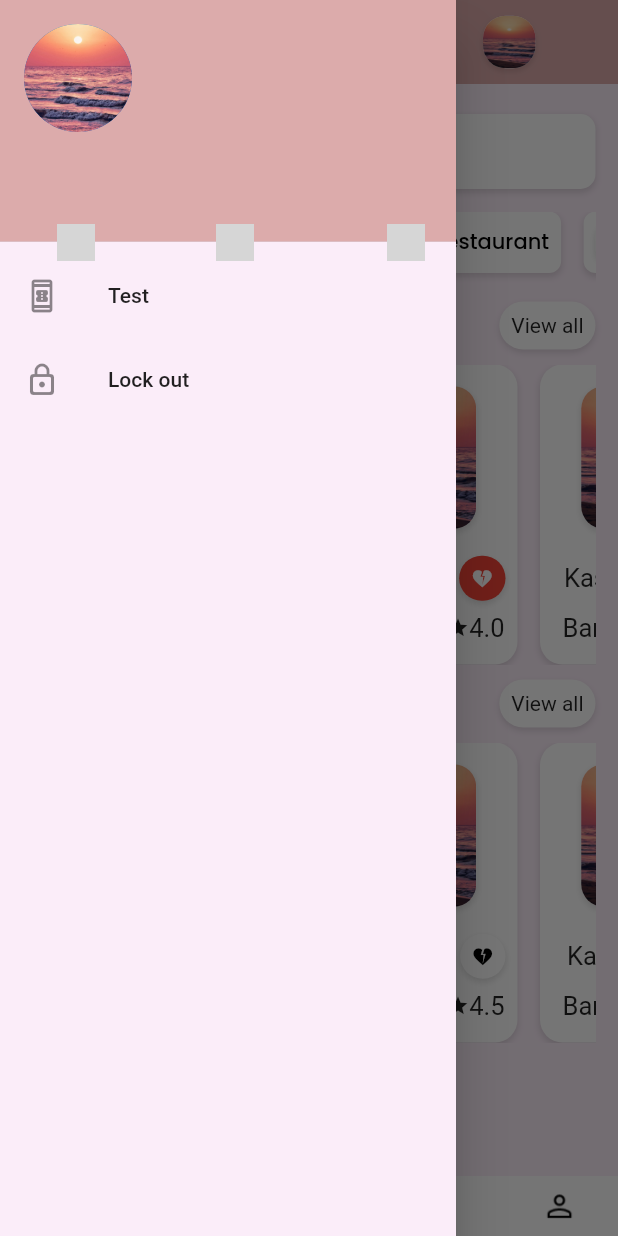
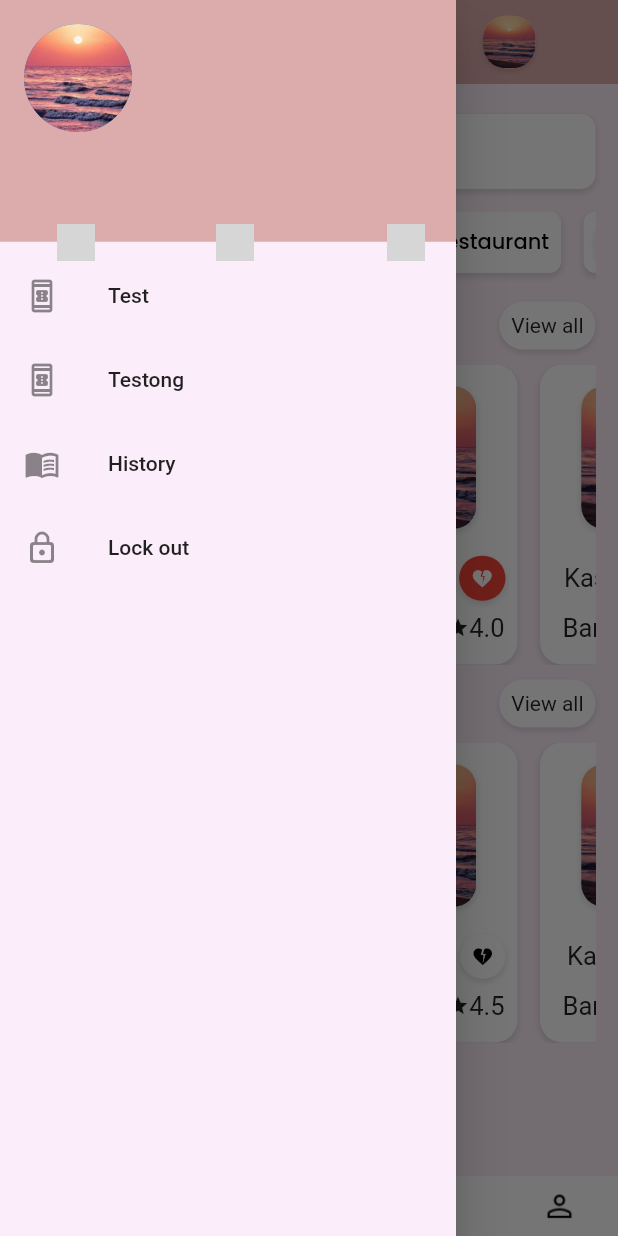
Before and after one commit to ongdulyawat/Gogotrip, a Flutter app: the HomePage screen opened directly, with the side drawer open, on a phone screen of 412 x 824 dp. Run offline on Flutter 3.47's test engine with Material 2 defaults, Android fonts, the phone set to English and light mode, and no system bars; our stand-ins replace cloud_firestore, date_picker_timeline, email_validator, firebase_auth, firebase_core, flutter_rating_bar and 5 more; accounts and stored records are empty; grey boxes are pictures that could not be loaded.

Commit message:
[fixed]: add history menu in drawer, current at home page

```diff
--- a/lib/screens/home/homepage_screen.dart
+++ b/lib/screens/home/homepage_screen.dart
@@ -1,6 +1,8 @@
 import 'package:cloud_firestore/cloud_firestore.dart';
 import 'package:firebase_auth/firebase_auth.dart';
 import 'package:flutter/material.dart';
+import 'package:geocoding/geocoding.dart';
+import 'package:geolocator/geolocator.dart';
 import 'package:get/get.dart';
 import 'package:get/get_core/src/get_main.dart';
 import 'package:gogotrip/constants/styles.dart';
@@ -9,6 +11,7 @@ import 'package:gogotrip/screens/home/widget/home_body.dart';
 import 'package:gogotrip/screens/home/widget/home_footer.dart';
 import 'package:gogotrip/screens/login/login_screen.dart';
 import 'package:gogotrip/screens/test_page/test_screen.dart';
+import 'package:gogotrip/screens/test_page/test_screenOng.dart';
 import 'package:gogotrip/widget/search.dart';
 
 class HomePage extends StatefulWidget {
@@ -18,21 +21,24 @@ class HomePage extends StatefulWidget {
   State<HomePage> createState() => _HomePageState();
 }
 
-
-
 void signUserOut() {
   FirebaseAuth.instance.signOut();
 }
 
 class _HomePageState extends State<HomePage> {
-
   // Firestore
   User? user = FirebaseAuth.instance.currentUser;
+
   // Authentication
   //final user = FirebaseAuth.instance.currentUser!;
   UserModel loggedInUser = UserModel();
+  double? lat;
+  double? long;
+  String street = "";
+  late Position position;
+
   @override
-  void initState(){
+  void initState() {
     super.initState();
     FirebaseFirestore.instance
         .collection('users')
@@ -42,7 +48,28 @@ class _HomePageState extends State<HomePage> {
       this.loggedInUser = UserModel.fromMap(value.data());
       setState(() {});
     });
+    getCurrentLocation();
+    getaddress();
   }
+
+  getCurrentLocation() async {
+    final geoposition = await Geolocator.getCurrentPosition(
+      desiredAccuracy: LocationAccuracy.high,
+    );
+    setState(() {
+      lat = geoposition.latitude;
+      long = geoposition.longitude;
+      getaddress();
+    });
+  }
+
+  Future<void> getaddress() async {
+    List<Placemark> placemark = await placemarkFromCoordinates(lat!, long!);
+    setState(() {
+      street = placemark[0].street!;
+    });
+  }
+
   @override
   Widget build(BuildContext context) {
     return Scaffold(
@@ -62,7 +89,8 @@ class _HomePageState extends State<HomePage> {
                     width: 250,
                     child: Text(
                       "${loggedInUser.username}",
-                      style: TextStyle(color: Colors.white, fontSize: 16.0),
+                      style:
+                      const TextStyle(color: Colors.white, fontSize: 16.0),
                       overflow: TextOverflow.clip,
                       maxLines: 1,
                       softWrap: true,
@@ -73,16 +101,25 @@ class _HomePageState extends State<HomePage> {
                   ),
                   Row(
                     mainAxisAlignment: MainAxisAlignment.start,
-                    children: const [
-                      Icon(
+                    children: [
+                      const Icon(
                         Icons.location_on_outlined,
                         color: Colors.white,
                         size: 14,
                       ),
-                      Text(
-                        "Location",
-                        style: TextStyle(color: Colors.white, fontSize: 14.0),
+                      Row(
+                        children: [
+                          Text(street == null ?
+                          "Getting Address.."
+                            :
+                            "${street}",
+                            style: const TextStyle(
+                                color: Colors.white, fontSize: 14.0),
                           ),
+                          // Text("${lat} , ",style: const TextStyle(color: Colors.white, fontSize: 10.0),),
+                          // Text(" ${long}",style: const TextStyle(color: Colors.white, fontSize: 10.0),),
+                        ],
+                      )
                     ],
                   )
                 ],
@@ -103,29 +140,6 @@ class _HomePageState extends State<HomePage> {
           ),
         ),
         // appBar: AppBar(
-        //     backgroundColor: Styles.buttonColor,
-        //     shadowColor: Colors.transparent,
-        //   title: Column(
-        //     mainAxisAlignment: MainAxisAlignment.center,
-        //     crossAxisAlignment: CrossAxisAlignment.start,
-        //     children: [
-        //       Text(
-        //         "Dulyawat Visitruangrit",
-        //         style: TextStyle(color: Colors.white, fontSize: 16.0),
-        //       ),
-        //       Text(
-        //         "status",
-        //         style: TextStyle(color: Colors.white, fontSize: 14.0),
-        //       )
-        //     ],
-        //   ),
-        //   leading: Padding(
-        //     padding: const EdgeInsets.only(left: 15.0),
-        //     child: CircleAvatar(
-        //       backgroundImage: AssetImage('assets/images/beach.png'),
-        //     ),
-        //   ),
-        // ),
         body: SingleChildScrollView(
           child: Column(
             children: const [
@@ -142,12 +156,13 @@ class _HomePageState extends State<HomePage> {
             child: ListView(
               children: [
                 UserAccountsDrawerHeader(
-                  decoration: BoxDecoration(color: Styles.buttonColor),
-                  accountName: Text("${loggedInUser.firstname} ${loggedInUser.lastname}"),
+                  decoration: const BoxDecoration(color: Styles.buttonColor),
+                  accountName: Text(
+                      "${loggedInUser.firstname} ${loggedInUser.lastname}"),
                   //accountEmail: Text(""),
                   // accountEmail: Text(user.email!),
                   accountEmail: Text("${loggedInUser.email}"),
-                  currentAccountPicture: CircleAvatar(
+                  currentAccountPicture: const CircleAvatar(
                       foregroundImage: AssetImage('assets/images/beach.png')),
                 ),
                 ListTile(
@@ -157,6 +172,24 @@ class _HomePageState extends State<HomePage> {
                   title: const Text('Test'),
                   onTap: () {
                     Get.to(const TestPage());
+                  },
+                ),
+                ListTile(
+                  leading: const Icon(
+                    Icons.book_online_outlined,
+                  ),
+                  title: const Text('Testong'),
+                  onTap: () {
+                    Get.to(const testOng());
+                  },
+                ),
+                ListTile(
+                  leading: const Icon(
+                    Icons.menu_book,
+                  ),
+                  title: const Text('History'),
+                  onTap: () {
+                    //
                   },
                 ),
                 ListTile(
--- a/pubspec.yaml
+++ b/pubspec.yaml
@@ -30,6 +30,10 @@ dependencies:
   google_fonts:
   flutter_svg: ^2.0.1
 
+  geolocator: ^9.0.2
+  geocoding: ^2.0.5
+#  geocoder: ^0.2.1
+
 dev_dependencies:
   flutter_test:
     sdk: flutter
```
Also changed, not shown: lib/screens/test_page/test_screenOng.dart (added, +173 -0 lines), lib/widget/location.dart (added, +36 -0 lines), pubspec.lock, 5 other files. Lines whose indentation alone changed are shown as unchanged.
